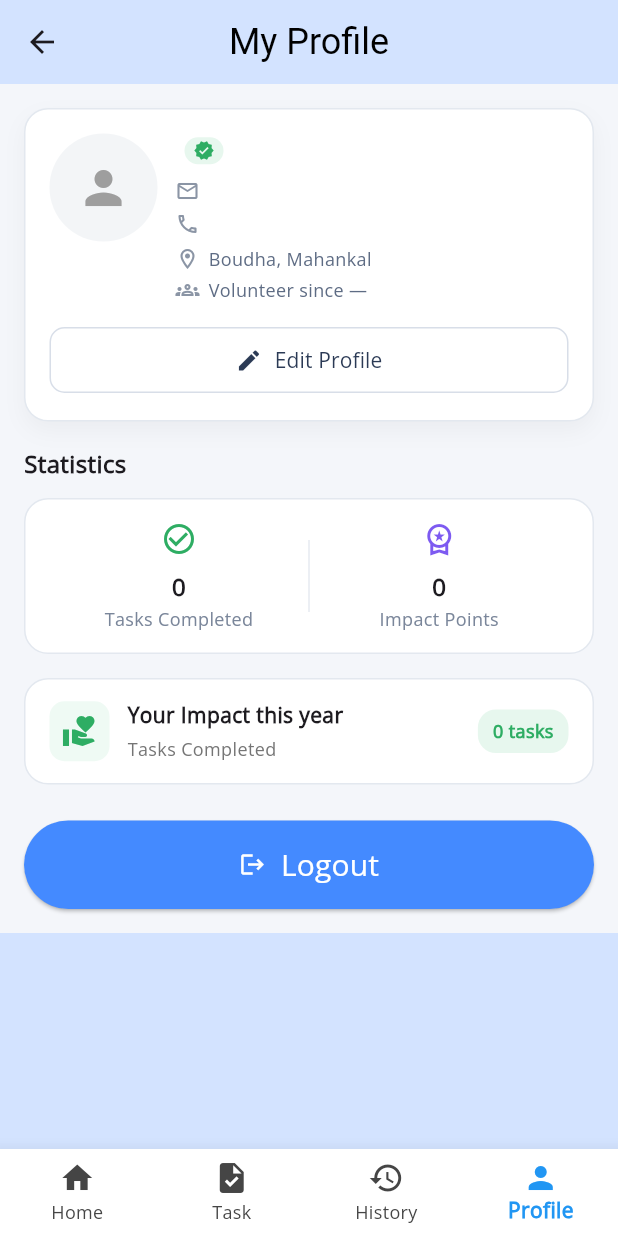
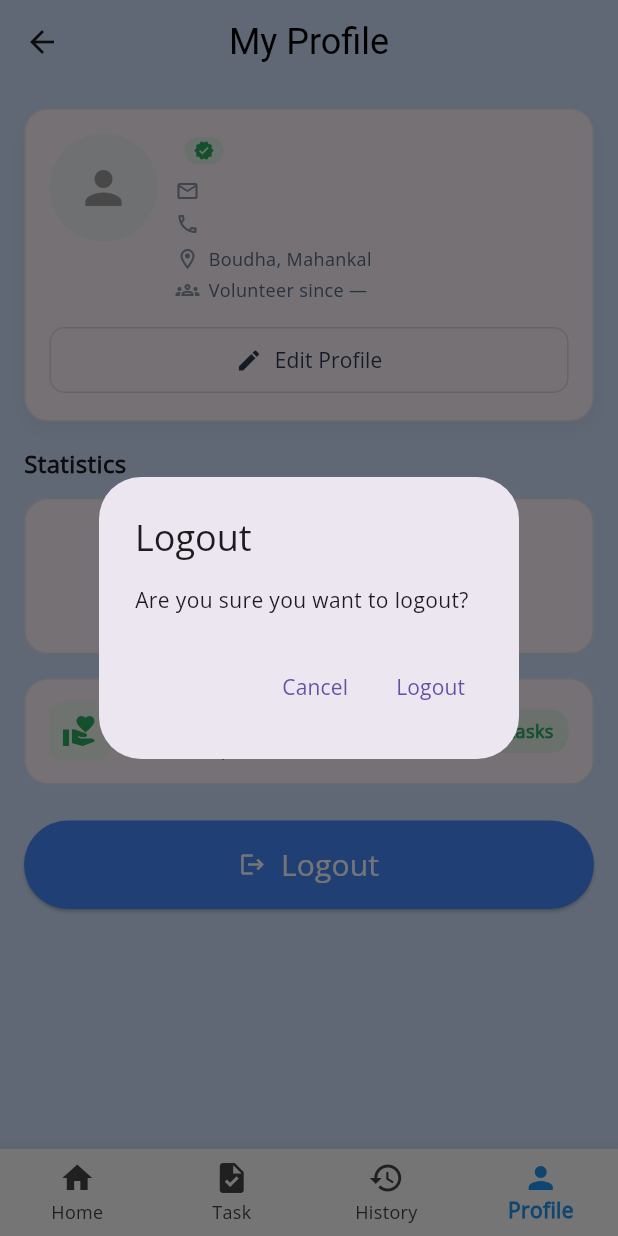
Before and after one commit to arunaguragain/aashwaas, a Flutter app: the VolunteerHomeScreen screen opened directly, item 4 of the bottom bar chosen, after a tap on "Logout", on a phone screen of 412 x 824 dp. Run offline on Flutter 3.47's test engine with Material 3 defaults, Android fonts, the phone set to English and light mode, and no system bars; our stand-ins replace connectivity_plus, dartz, dio, equatable, flutter_riverpod, font_awesome_flutter and 5 more; missing offline and left inert: dio_smart_retry; accounts and stored records are empty.

```diff
--- a/lib/features/dashboard/presentation/pages/bottom_screen_donor/profile_screen.dart
+++ b/lib/features/dashboard/presentation/pages/bottom_screen_donor/profile_screen.dart
@@ -52,7 +52,7 @@ class _ProfileScreenState extends ConsumerState<ProfileScreen> {
     final roleSinceText = _formatRoleSince('Donor', createdAtIso);
 
     return Container(
-      color: const Color(0xFFF4F6FA),
+      color: Theme.of(context).scaffoldBackgroundColor,
       child: SafeArea(
         top: false,
         child: SingleChildScrollView(
--- a/lib/features/dashboard/presentation/pages/bottom_screen_volunteer/home_screen.dart
+++ b/lib/features/dashboard/presentation/pages/bottom_screen_volunteer/home_screen.dart
@@ -1,7 +1,9 @@
+import 'package:aashwaas/app/routes/app_routes.dart';
 import 'package:aashwaas/core/services/storage/user_session_service.dart';
 import 'package:aashwaas/features/dashboard/presentation/widgets/home_header.dart';
 import 'package:aashwaas/features/dashboard/presentation/widgets/stats_card.dart';
 import 'package:aashwaas/features/dashboard/presentation/widgets/task_card.dart';
+import 'package:aashwaas/features/settings/presentation/pages/settings_screen.dart';
 import 'package:flutter/material.dart';
 import 'package:flutter_riverpod/flutter_riverpod.dart';
 
@@ -20,7 +22,9 @@ class HomeScreen extends ConsumerWidget {
             HomeHeader(
               userName: userName,
               onNotificationPressed: () {},
-              onMenuPressed: () {},
+              onMenuPressed: () {
+                AppRoutes.push(context, const SettingsScreen());
+              },
               isVerified: true,
               role: 'volunteer',
             ),
@@ -44,7 +48,7 @@ class HomeScreen extends ConsumerWidget {
             const SizedBox(height: 20),
 
             Container(
-              color: Colors.white,
+              color: Theme.of(context).scaffoldBackgroundColor,
               child: Padding(
                 padding: const EdgeInsets.all(18.0),
                 child: Column(
--- a/lib/features/dashboard/presentation/pages/bottom_screen_volunteer/profile_screen.dart
+++ b/lib/features/dashboard/presentation/pages/bottom_screen_volunteer/profile_screen.dart
@@ -18,6 +18,35 @@ class ProfileScreen extends ConsumerStatefulWidget {
 }
 
 class _ProfileScreenState extends ConsumerState<ProfileScreen> {
+  Future<void> _confirmLogout() async {
+    final shouldLogout = await showDialog<bool>(
+      context: context,
+      builder: (context) {
+        return AlertDialog(
+          title: const Text('Logout'),
+          content: const Text('Are you sure you want to logout?'),
+          actions: [
+            TextButton(
+              onPressed: () => Navigator.pop(context, false),
+              child: const Text('Cancel'),
+            ),
+            TextButton(
+              onPressed: () => Navigator.pop(context, true),
+              child: const Text('Logout'),
+            ),
+          ],
+        );
+      },
+    );
+
+    if (shouldLogout == true) {
+      await ref.read(authVolunteerViewmodelProvider.notifier).logout();
+      if (context.mounted) {
+        AppRoutes.pushReplacement(context, const VolunteerLoginScreen());
+      }
+    }
+  }
+
   @override
   Widget build(BuildContext context) {
     final userSessionService = ref.watch(userSessionServiceProvider);
@@ -33,7 +62,7 @@ class _ProfileScreenState extends ConsumerState<ProfileScreen> {
     final roleSinceText = _formatRoleSince('Volunteer', createdAtIso);
 
     return Container(
-      color: const Color(0xFFF4F6FA),
+      color: Theme.of(context).scaffoldBackgroundColor,
       child: SafeArea(
         top: false,
         child: SingleChildScrollView(
@@ -86,17 +115,7 @@ class _ProfileScreenState extends ConsumerState<ProfileScreen> {
               ),
               const SizedBox(height: 24),
               MyButton(
-                onPressed: () async {
-                  await ref
-                      .read(authVolunteerViewmodelProvider.notifier)
-                      .logout();
-                  if (context.mounted) {
-                    AppRoutes.pushReplacement(
-                      context,
-                      const VolunteerLoginScreen(),
-                    );
-                  }
-                },
+                onPressed: _confirmLogout,
                 text: 'Logout',
                 icon: const Icon(Icons.logout, color: Colors.white),
               ),
--- a/lib/features/dashboard/presentation/pages/edit_profile_screen.dart
+++ b/lib/features/dashboard/presentation/pages/edit_profile_screen.dart
@@ -145,7 +145,7 @@ class _EditProfileScreenState extends ConsumerState<EditProfileScreen> {
 
     return Scaffold(
       appBar: AppBar(title: const Text('Edit Profile')),
-      backgroundColor: const Color(0xFFF4F6FA),
+      backgroundColor: Theme.of(context).scaffoldBackgroundColor,
       body: SingleChildScrollView(
         padding: const EdgeInsets.all(16),
         child: Form(
@@ -208,9 +208,9 @@ class _EditProfileScreenState extends ConsumerState<EditProfileScreen> {
                     const SizedBox(height: 12),
                     Text(
                       email,
-                      style: const TextStyle(
+                      style: TextStyle(
                         fontSize: 13,
-                        color: Colors.black54,
+                        color: Theme.of(context).textTheme.bodySmall?.color,
                       ),
                     ),
                     const SizedBox(height: 8),
--- a/lib/features/dashboard/presentation/widgets/home_header.dart
+++ b/lib/features/dashboard/presentation/widgets/home_header.dart
@@ -56,7 +56,10 @@ class HomeHeader extends StatelessWidget {
                           role == 'donor'
                               ? 'Verified Donor'
                               : 'Verified Volunteer',
-                          style: TextStyle(fontSize: 14, color: Colors.grey),
+                          style: TextStyle(
+                            fontSize: 14,
+                            color: Colors.black54,
+                          ),
                         ),
                         const SizedBox(width: 4),
                         Icon(Icons.check_circle, color: Colors.green, size: 16),
--- a/lib/features/dashboard/presentation/widgets/profile_card.dart
+++ b/lib/features/dashboard/presentation/widgets/profile_card.dart
@@ -24,10 +24,12 @@ class ProfileCard extends StatelessWidget {
 
   @override
   Widget build(BuildContext context) {
+    final theme = Theme.of(context);
+
     return Container(
       padding: const EdgeInsets.all(16),
       decoration: BoxDecoration(
-        color: Colors.white,
+        color: theme.cardColor,
         borderRadius: BorderRadius.circular(16),
         border: Border.all(color: const Color(0xFFE3E8EF)),
         boxShadow: [
--- a/lib/features/dashboard/presentation/widgets/profile_impact_card.dart
+++ b/lib/features/dashboard/presentation/widgets/profile_impact_card.dart
@@ -18,10 +18,12 @@ class ProfileImpactCard extends StatelessWidget {
 
   @override
   Widget build(BuildContext context) {
+    final theme = Theme.of(context);
+
     return Container(
       padding: const EdgeInsets.symmetric(horizontal: 16, vertical: 14),
       decoration: BoxDecoration(
-        color: Colors.white,
+        color: theme.cardColor,
         borderRadius: BorderRadius.circular(16),
         border: Border.all(color: const Color(0xFFE3E8EF)),
       ),
--- a/lib/features/dashboard/presentation/widgets/profile_stats_card.dart
+++ b/lib/features/dashboard/presentation/widgets/profile_stats_card.dart
@@ -26,10 +26,12 @@ class ProfileStatsCard extends StatelessWidget {
 
   @override
   Widget build(BuildContext context) {
+    final theme = Theme.of(context);
+
     return Container(
       padding: const EdgeInsets.symmetric(horizontal: 16, vertical: 14),
       decoration: BoxDecoration(
-        color: Colors.white,
+        color: theme.cardColor,
         borderRadius: BorderRadius.circular(16),
         border: Border.all(color: const Color(0xFFE3E8EF)),
       ),
--- a/lib/features/donation/presentation/pages/add_donation_page.dart
+++ b/lib/features/donation/presentation/pages/add_donation_page.dart
@@ -241,7 +241,7 @@ class _AddDonationScreenState extends ConsumerState<AddDonationScreen> {
 
     return Scaffold(
       appBar: AppBar(title: const Text('Add Donation')),
-      backgroundColor: Colors.white,
+      backgroundColor: Theme.of(context).scaffoldBackgroundColor,
       body: SizedBox.expand(
         child: SingleChildScrollView(
           child: Padding(
--- a/lib/features/settings/presentation/pages/settings_screen.dart
+++ b/lib/features/settings/presentation/pages/settings_screen.dart
@@ -1,5 +1,5 @@
 import 'package:aashwaas/app/routes/app_routes.dart';
-import 'package:aashwaas/app/theme/theme_mode_provider.dart';
+import 'package:aashwaas/core/providers/theme_mode_provider.dart';
 import 'package:aashwaas/core/services/storage/user_session_service.dart';
 import 'package:aashwaas/core/utils/my_snackbar.dart';
 import 'package:aashwaas/features/auth/presentation/pages/donor_login_page.dart';
```
Also changed, not shown: lib/core/widgets/my_textformfield.dart (+14 -0 lines), lib/features/dashboard/presentation/pages/bottom_screen_donor/home_page.dart (+6 -2 lines), lib/features/dashboard/presentation/widgets/donation_history_card.dart (+6 -4 lines), lib/features/dashboard/presentation/widgets/history_status_chip.dart (+6 -2 lines), lib/features/dashboard/presentation/widgets/quick_action_button.dart (+9 -3 lines), lib/features/dashboard/presentation/widgets/quick_action_section.dart (+7 -3 lines), lib/features/donation/presentation/widgets/category_dropdown.dart (+14 -7 lines), lib/features/donation/presentation/widgets/condition_dropdown.dart (+14 -7 lines), lib/features/donation/presentation/widgets/donation_form_field.dart (+14 -7 lines), lib/features/donation/presentation/widgets/donation_photos_section.dart (+15 -16 lines).
